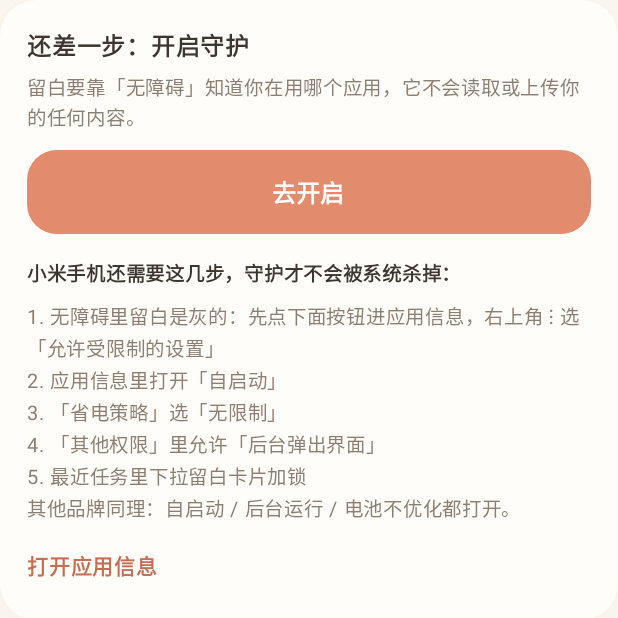
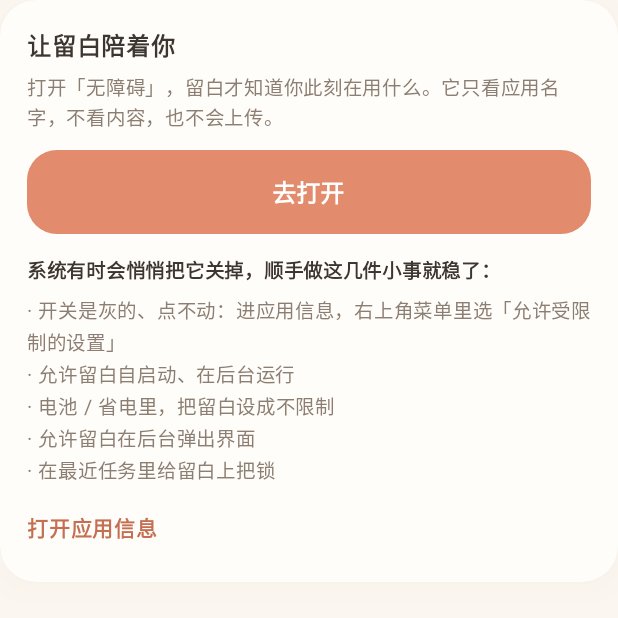
Before and after one commit to XingJunyue/liubai, an Android app built with Jetpack Compose: the composable SetupGuide shown on its own in the app's theme, on a phone screen of 412 x 824 dp, the top half of it. Run offline under Robolectric (Android 15) with nearby library versions, the phone set to English and light mode, and no system bars.

Commit message:
Warmer, brand-neutral setup copy

```diff
--- a/app/src/main/java/com/liubai/guard/Guide.kt
+++ b/app/src/main/java/com/liubai/guard/Guide.kt
@@ -12,7 +12,7 @@ import androidx.compose.ui.unit.sp
 
 private val SECTIONS = listOf(
     "留白是做什么的" to "给你想少刷的应用定一个每天的额度。到点后，打开它会被轻轻送回桌面，明天 0:00 自动恢复。",
-    "先开这几项权限" to "· 使用情况访问：算每个应用今天用了多久\n· 无障碍：知道你打开了什么，到点才能拦住\n· 小米手机还要在应用设置里打开：自启动、省电策略选「无限制」、后台弹出界面\n少了任何一项，守护都可能不准或失效。",
+    "先开这几项权限" to "· 使用情况访问：算每个应用今天用了多久\n· 无障碍：知道你打开了什么，到点才能拦住\n· 应用设置里允许自启动、后台运行、后台弹出界面，电池设成不限制\n少了任何一项，守护都可能不准或失效。",
     "四种守护方式" to "· 每日总量：一天累计用满就休息\n· 限定时段：只在你定的时间段开放\n· 单次限时：每次最多刷几分钟，用完歇一会儿\n· 完全不开：今天整天不开放\n还可以叠加「打开前停一下」（先呼吸几秒再进去）和「剩 5 分钟提醒」。",
     "分组额度与睡前锁定" to "· 分组：几个应用共用一份时间，换着刷也逃不掉\n· 睡前锁定：到点后所有守护中的应用都不开放，第二天早上恢复",
     "番茄钟" to "首页右上角「专注」进入。默认专注 25 分钟、短休 5 分钟，每 4 个番茄长休一次。专注期间守护中的应用会暂停开放（可在设置里关掉）。",
--- a/app/src/main/java/com/liubai/guard/MainActivity.kt
+++ b/app/src/main/java/com/liubai/guard/MainActivity.kt
@@ -326,9 +326,9 @@ fun KeepTip() {
     var hide by remember { mutableStateOf(c.getSharedPreferences("liubai_ui", Context.MODE_PRIVATE).getBoolean("keepTipHide", false)) }
     if (hide) return
     SoftCard(Modifier.fillMaxWidth()) {
-        Text("锁屏后守护总被关掉？", fontSize = 15.sp, fontWeight = FontWeight.Bold, color = C.Ink)
+        Text("锁屏后留白总被关掉？", fontSize = 15.sp, fontWeight = FontWeight.Bold, color = C.Ink)
         Text(
-            "先把下面几项打开：自启动、省电策略「无限制」、最近任务里给留白加锁。\n还不行的话，用电脑连上手机（打开 USB 调试），执行一次这条命令，之后留白会自己把无障碍重新打开：",
+            "先试试允许自启动、电池设成不限制、在最近任务里给它上锁。\n还是不行，就用电脑连上（打开 USB 调试）运行一次下面这行，之后被关掉它会自己重新打开。点一下就能复制：",
             fontSize = 13.sp, color = C.Soft, lineHeight = 20.sp, modifier = Modifier.padding(top = 6.dp)
         )
         Text(Keep.ADB, fontSize = 11.sp, color = C.Ink, fontFamily = androidx.compose.ui.text.font.FontFamily.Monospace,
@@ -355,22 +355,21 @@ fun KeepTip() {
 fun SetupGuide() {
     val c = LocalContext.current
     SoftCard(Modifier.fillMaxWidth()) {
-        Text("还差一步：开启守护", fontSize = 16.sp, fontWeight = FontWeight.Bold, color = C.Ink)
+        Text("让留白陪着你", fontSize = 16.sp, fontWeight = FontWeight.Bold, color = C.Ink)
         Text(
-            "留白要靠「无障碍」知道你在用哪个应用，它不会读取或上传你的任何内容。",
+            "打开「无障碍」，留白才知道你此刻在用什么。它只看应用名字，不看内容，也不会上传。",
             fontSize = 13.sp, color = C.Soft, lineHeight = 20.sp, modifier = Modifier.padding(top = 6.dp)
         )
         Spacer(Modifier.height(12.dp))
-        PrimaryButton("去开启") { c.startActivity(Intent(Settings.ACTION_ACCESSIBILITY_SETTINGS).addFlags(Intent.FLAG_ACTIVITY_NEW_TASK)) }
+        PrimaryButton("去打开") { c.startActivity(Intent(Settings.ACTION_ACCESSIBILITY_SETTINGS).addFlags(Intent.FLAG_ACTIVITY_NEW_TASK)) }
         Spacer(Modifier.height(14.dp))
-        Text("小米手机还需要这几步，守护才不会被系统杀掉：", fontSize = 13.sp, color = C.Ink, fontWeight = FontWeight.SemiBold)
+        Text("系统有时会悄悄把它关掉，顺手做这几件小事就稳了：", fontSize = 13.sp, color = C.Ink, fontWeight = FontWeight.SemiBold, lineHeight = 20.sp)
         Text(
-            "1. 无障碍里留白是灰的：先点下面按钮进应用信息，右上角 ⋮ 选「允许受限制的设置」\n" +
-                "2. 应用信息里打开「自启动」\n" +
-                "3. 「省电策略」选「无限制」\n" +
-                "4. 「其他权限」里允许「后台弹出界面」\n" +
-                "5. 最近任务里下拉留白卡片加锁\n" +
-                "其他品牌同理：自启动 / 后台运行 / 电池不优化都打开。",
+            "· 开关是灰的、点不动：进应用信息，右上角菜单里选「允许受限制的设置」\n" +
+                "· 允许留白自启动、在后台运行\n" +
+                "· 电池 / 省电里，把留白设成不限制\n" +
+                "· 允许留白在后台弹出界面\n" +
+                "· 在最近任务里给留白上把锁",
             fontSize = 13.sp, color = C.Soft, lineHeight = 21.sp, modifier = Modifier.padding(top = 6.dp)
         )
         Text(
```
